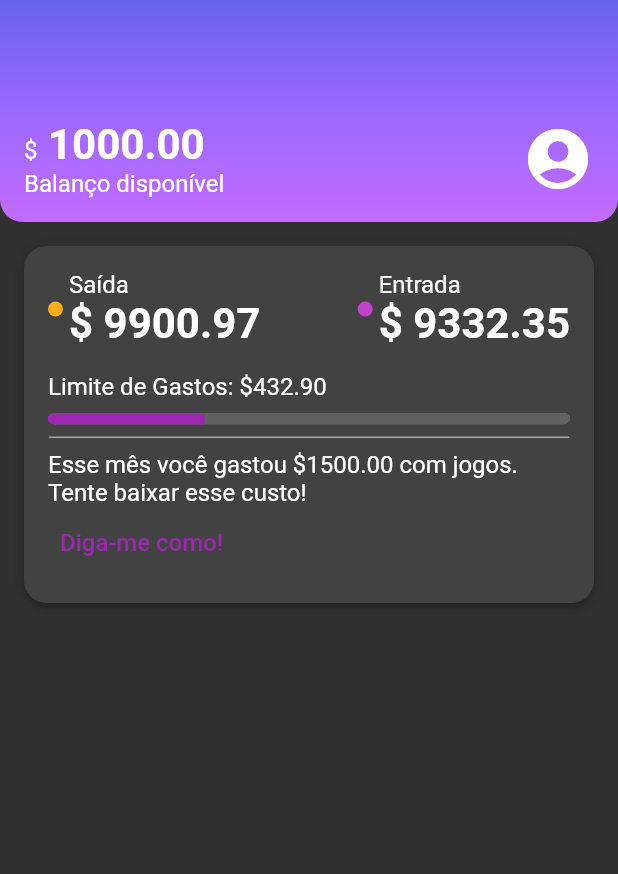
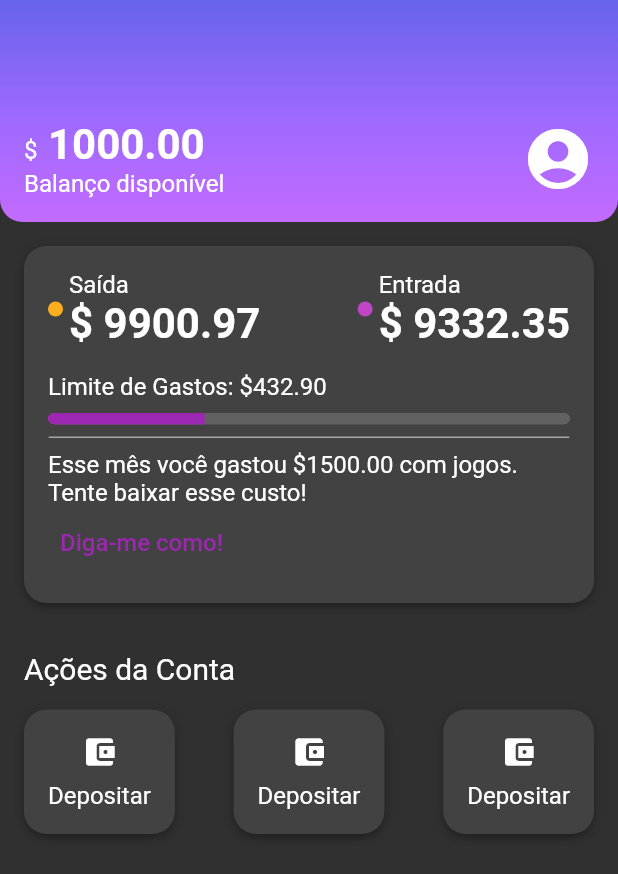
Before and after one commit to ohenriquemonte/Flutter-estilizando-e-reproduzindo-layouts, a Flutter app: the screen it shows after launch, on a phone screen of 412 x 824 dp. Shown: the top 874 px of the screen. Run offline on Flutter 3.47's test engine with Material 2 defaults, Android fonts, the phone set to English and light mode, and no system bars; our stand-ins replace device_preview.

Commit message:
06.02 - Implementando o AccountActions

```diff
--- /dev/null
+++ b/lib/components/sections/account_actions.dart
@@ -0,0 +1,71 @@
+import 'package:flutter/material.dart';
+import 'package:flutter_estilizando_layouts_alr/components/box_card.dart';
+
+class AccountActions extends StatelessWidget {
+  const AccountActions({super.key});
+
+  @override
+  Widget build(BuildContext context) {
+    return Padding(
+      padding: const EdgeInsets.all(16),
+      child: Column(
+        crossAxisAlignment: CrossAxisAlignment.start,
+        children: [
+          Padding(
+            padding: const EdgeInsets.only(bottom: 16),
+            child: Text(
+              'Ações da Conta',
+              style: Theme.of(context).textTheme.titleMedium,
+            ),
+          ),
+          Row(
+            mainAxisAlignment: MainAxisAlignment.spaceBetween,
+            children: const [
+              BoxCard(
+                boxContent: _AccountActionsContent(
+                  icon: Icon(Icons.account_balance_wallet),
+                  text: 'Depositar',
+                ),
+              ),
+              BoxCard(
+                boxContent: _AccountActionsContent(
+                  icon: Icon(Icons.account_balance_wallet),
+                  text: 'Depositar',
+                ),
+              ),
+              BoxCard(
+                boxContent: _AccountActionsContent(
+                  icon: Icon(Icons.account_balance_wallet),
+                  text: 'Depositar',
+                ),
+              ),
+            ],
+          ),
+        ],
+      ),
+    );
+  }
+}
+
+class _AccountActionsContent extends StatelessWidget {
+  final Icon icon;
+  final String text;
+  const _AccountActionsContent({
+    Key? key,
+    required this.icon,
+    required this.text,
+  }) : super(key: key);
+
+  @override
+  Widget build(BuildContext context) {
+    return Column(
+      children: [
+        Padding(
+          padding: const EdgeInsets.only(bottom: 8),
+          child: icon,
+        ),
+        Text(text),
+      ],
+    );
+  }
+}
--- a/lib/screens/home.dart
+++ b/lib/screens/home.dart
@@ -1,4 +1,5 @@
 import 'package:flutter/material.dart';
+import 'package:flutter_estilizando_layouts_alr/components/sections/account_actions.dart';
 import 'package:flutter_estilizando_layouts_alr/components/sections/header.dart';
 import 'package:flutter_estilizando_layouts_alr/components/sections/recent_activity.dart';
 
@@ -12,6 +13,7 @@ class Home extends StatelessWidget {
         children: const [
           Header(),
           RecentActivity(),
+          AccountActions(),
         ],
       ),
     );
--- a/lib/themes/my_theme.dart
+++ b/lib/themes/my_theme.dart
@@ -14,5 +14,8 @@ ThemeData MyTheme = ThemeData(
         fontSize: 28,
         fontWeight: FontWeight.bold,
       ),
-  ),
+      titleMedium: TextStyle(
+        fontSize: 20,
+        fontWeight: FontWeight.normal,
+      )),
 );
```
Lines whose indentation alone changed are shown as unchanged.
